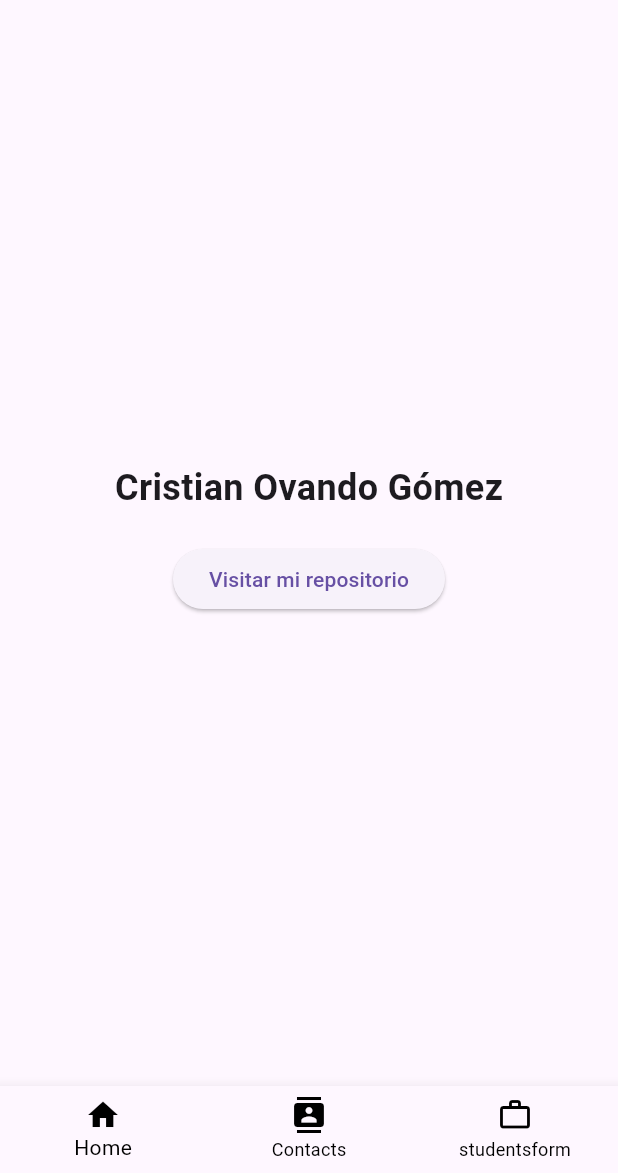
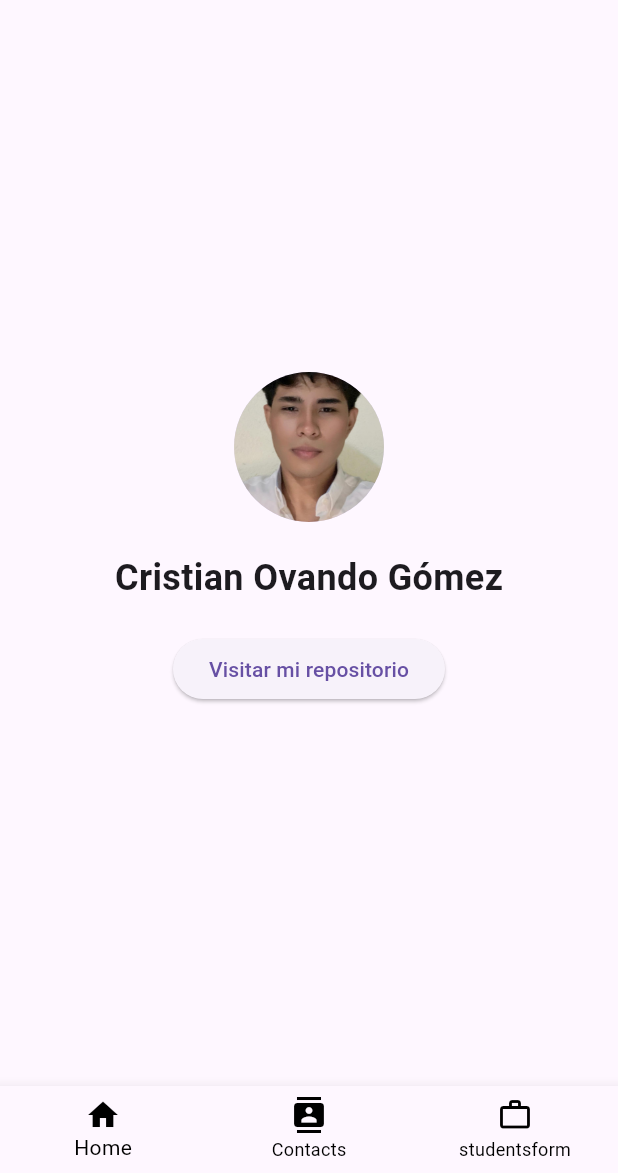
Before and after one commit to cristianOvando/TestFlutter, a Flutter app: the screen it shows after launch, on a phone screen of 412 x 824 dp, the part 63-1236 px from its top. Run offline on Flutter 3.47's test engine with Material 3 defaults, Android fonts, the phone set to English and light mode, and no system bars.

```diff
--- a/lib/screnn/home.dart
+++ b/lib/screnn/home.dart
@@ -12,24 +12,32 @@ class HomeScreen extends StatefulWidget {
 
 class _HomeScreenState extends State<HomeScreen> {
   final String name = 'Cristian Ovando Gómez';
-  final String url = 'https://github.com/cristianOvando/TestFlutter';
 
   int _selectedIndex = 0;
 
-  final List<Widget> _screens = [
+  final List<Widget> _screens = [];
+
+  @override
+  void initState() {
+    super.initState();
+    _screens.addAll([
       Center(
         child: Column(
           mainAxisAlignment: MainAxisAlignment.center,
           children: [
-          const Text(
-            'Cristian Ovando Gómez',
-            style: TextStyle(fontSize: 24, fontWeight: FontWeight.bold),
+            CircleAvatar(
+              radius: 50,
+              backgroundImage: AssetImage('images/yo.jpg'),
+            ),
+            const SizedBox(height: 20),
+            Text(
+              name,
+              style: const TextStyle(fontSize: 24, fontWeight: FontWeight.bold),
             ),
             const SizedBox(height: 20),
             ElevatedButton(
               onPressed: () async {
-              final Uri url =
-                  Uri.parse('https://github.com/cristianOvando/TestFlutter');
+                final Uri url = Uri.parse('https://github.com/cristianOvando/TestFlutter');
                 if (!await launchUrl(url)) {
                   throw 'No se pudo abrir el enlace $url';
                 }
@@ -42,7 +50,8 @@ class _HomeScreenState extends State<HomeScreen> {
       ),
       const ContactsScreen(),
       StudentForm()
-  ];
+    ]);
+  }
 
   void _onItemTapped(int index) {
     setState(() {
--- a/pubspec.yaml
+++ b/pubspec.yaml
@@ -21,3 +21,6 @@ dev_dependencies:
 
 flutter:
   uses-material-design: true
+
+  assets:
+    - images/yo.jpg
```
Also changed, not shown: images/yo.jpg (added). Lines whose indentation alone changed are shown as unchanged.
